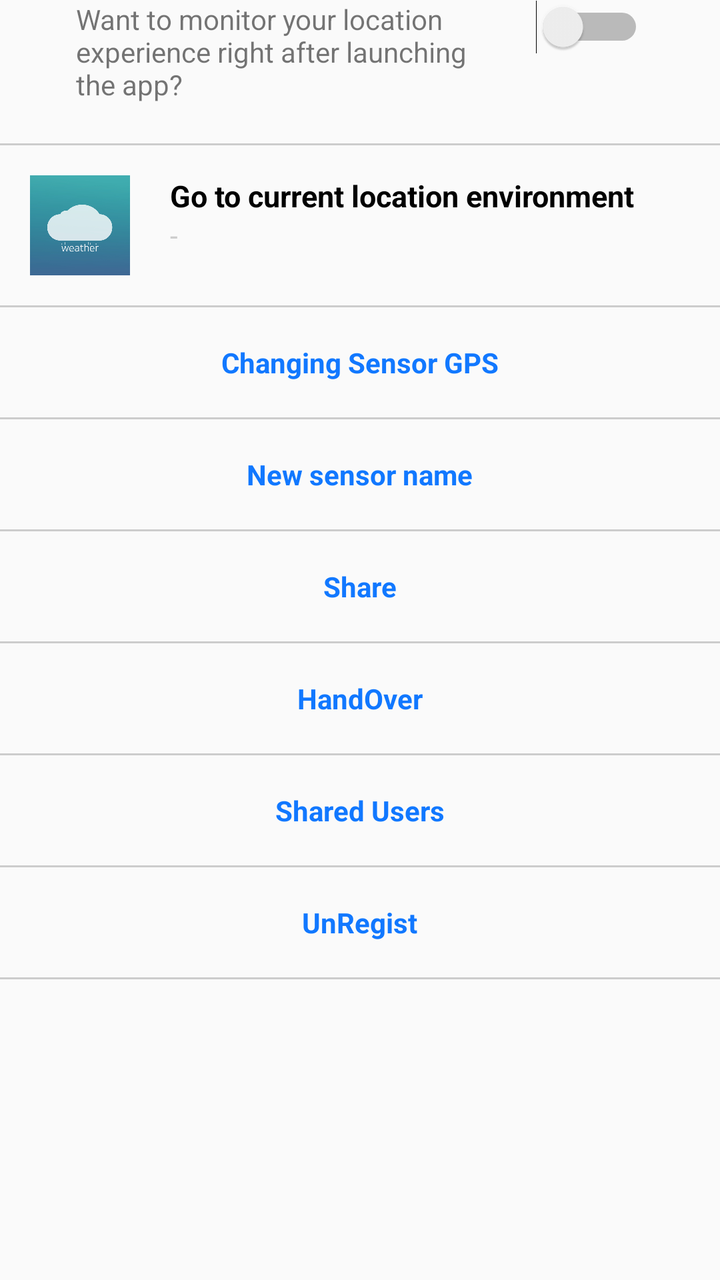
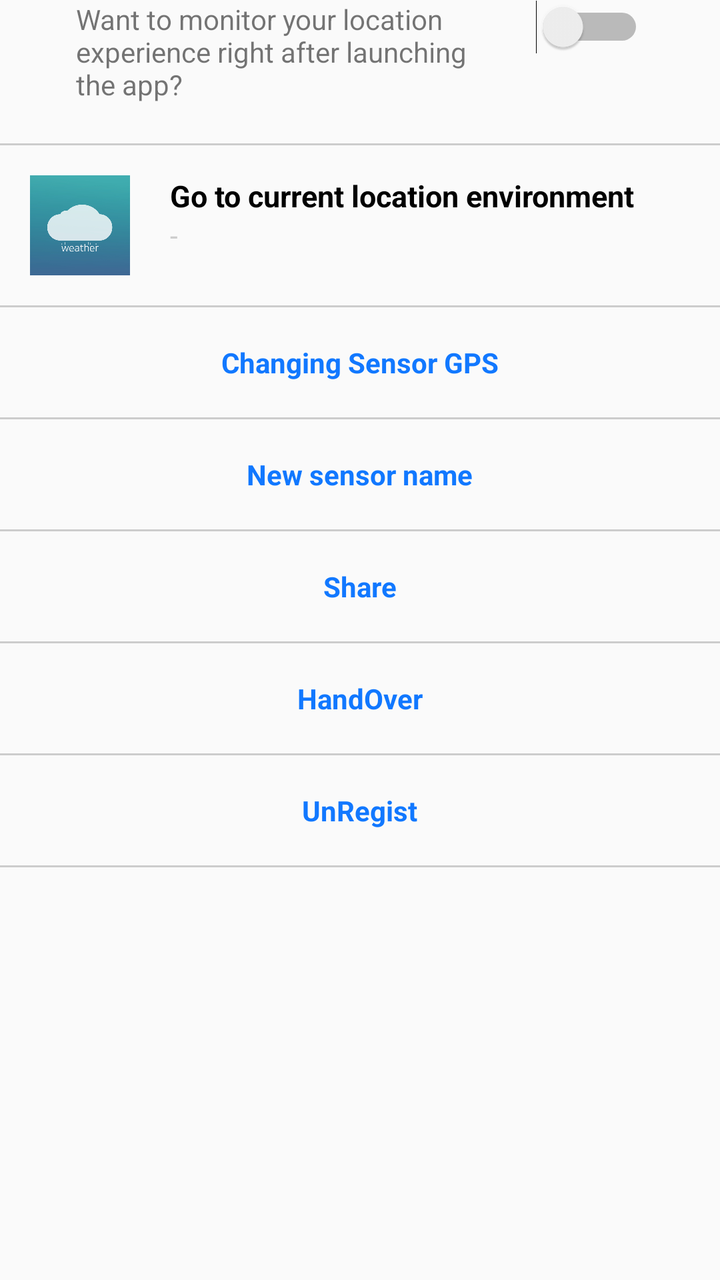

The first picture is an Android layout as it rendered before a commit; the second is the same layout after the commit. The layout source and the unified diff follow.
<!-- AndroidManifest.xml: application theme AppTheme -->
<!-- res/layout/layout_custom_view.xml -->
<?xml version="1.0" encoding="utf-8"?>
<RelativeLayout xmlns:android="http://schemas.android.com/apk/res/android"
    android:layout_width="match_parent"
    android:layout_height="wrap_content"
    android:orientation="vertical">

    <RelativeLayout
        android:layout_width="wrap_content"
        android:layout_height="wrap_content"
        android:layout_centerHorizontal="true"
        android:id="@+id/rlMid">

        <TextView
            android:id="@+id/tvSwitch"
            android:layout_width="200dp"
            android:layout_height="wrap_content"
            android:layout_marginBottom="20dp"
            android:text="@string/text_after_launching_the_app" />

        <Switch
            android:id="@+id/checkBox"
            android:layout_width="wrap_content"
            android:layout_height="wrap_content"
            android:layout_toRightOf="@+id/tvSwitch"
            android:layout_marginLeft="30dp"/>
    </RelativeLayout>


    <TextView
        android:layout_width="match_parent"
        android:layout_height="1dp"
        android:background="#cccccc"
        android:id="@+id/tvLine2"
        android:layout_below="@+id/rlMid"/>
<RelativeLayout
    android:layout_width="match_parent"
    android:layout_height="wrap_content"
    android:id="@+id/rlBottom"
    android:layout_below="@+id/tvLine2">
    <RelativeLayout
        android:layout_width="wrap_content"
        android:layout_height="wrap_content"
        android:layout_margin="15dp"
        android:layout_centerInParent="true">

        <ImageView
            android:layout_width="50dp"
            android:layout_height="50dp"
            android:id="@+id/iv"
            android:src="@drawable/logo_weather" />

        <TextView
            android:layout_width="wrap_content"
            android:layout_height="wrap_content"
            android:id="@+id/tvBottomTitle"
            android:text="@string/text_go_to_current_location"
            android:textStyle="bold"
            android:textSize="15dp"
            android:layout_marginLeft="20dp"
            android:textColor="#000000"
            android:layout_toRightOf="@+id/iv"/>
        <TextView
            android:layout_width="wrap_content"
            android:layout_height="wrap_content"
            android:text="-"
            android:textColor="#cccccc"
            android:layout_below="@+id/tvBottomTitle"
            android:layout_toRightOf="@+id/iv"
            android:id="@+id/tvName"
            android:layout_marginLeft="20dp" />

        <ImageView
            android:layout_width="30dp"
            android:layout_height="30dp"
            android:layout_centerVertical="true"
            android:src="@drawable/play_btn"
            android:layout_toRightOf="@+id/tvBottomTitle"
            android:layout_marginLeft="30dp"/>

    </RelativeLayout>


</RelativeLayout>
    <TextView
        android:layout_width="match_parent"
        android:layout_height="1dp"
        android:background="#cccccc"
        android:id="@+id/tvLine3"
        android:layout_below="@+id/rlBottom"/>

    <RelativeLayout
        android:layout_width="match_parent"
        android:layout_height="wrap_content"
        android:layout_below="@+id/tvLine3"
        android:id="@+id/rlGPSSetting">

        <TextView
            android:layout_width="wrap_content"
            android:layout_height="wrap_content"
            android:text="@string/text_changing_sensor_gps"
            android:layout_centerInParent="true"
            android:layout_marginTop="18dp"
            android:layout_marginBottom="18dp"
            android:textStyle="bold"
            android:textColor="#1178ff"/>

    </RelativeLayout>
    <TextView
        android:layout_width="match_parent"
        android:layout_height="1dp"
        android:background="#cccccc"
        android:id="@+id/tvLine4"
        android:layout_below="@+id/rlGPSSetting"/>

    <RelativeLayout
        android:layout_width="match_parent"
        android:layout_height="wrap_content"
        android:layout_below="@+id/tvLine4"
        android:id="@+id/rlSetName">

        <TextView
            android:layout_width="wrap_content"
            android:layout_height="wrap_content"
            android:text="@string/text_set_sensor_name"
            android:layout_centerInParent="true"
            android:layout_marginTop="18dp"
            android:layout_marginBottom="18dp"
            android:textStyle="bold"
            android:textColor="#1178ff"/>

    </RelativeLayout>
    <TextView
        android:layout_width="match_parent"
        android:layout_height="1dp"
        android:background="#cccccc"
        android:id="@+id/tvLine5"
        android:layout_below="@+id/rlSetName"/>

    <RelativeLayout
        android:layout_width="match_parent"
        android:layout_height="wrap_content"
        android:layout_below="@+id/tvLine5"
        android:id="@+id/rlShare">

        <TextView
            android:layout_width="wrap_content"
            android:layout_height="wrap_content"
            android:text="@string/textShare"
            android:layout_centerInParent="true"
            android:layout_marginTop="18dp"
            android:layout_marginBottom="18dp"
            android:textStyle="bold"
            android:textColor="#1178ff"/>

    </RelativeLayout>
    <TextView
        android:layout_width="match_parent"
        android:layout_height="1dp"
        android:background="#cccccc"
        android:id="@+id/tvLine6"
        android:layout_below="@+id/rlShare"/>

    <RelativeLayout
        android:layout_width="match_parent"
        android:layout_height="wrap_content"
        android:layout_below="@+id/tvLine6"
        android:id="@+id/rlHandOver">

        <TextView
            android:layout_width="wrap_content"
            android:layout_height="wrap_content"
            android:text="@string/textHandOver"
            android:layout_centerInParent="true"
            android:layout_marginTop="18dp"
            android:layout_marginBottom="18dp"
            android:textStyle="bold"
            android:textColor="#1178ff"/>

    </RelativeLayout>
    <TextView
        android:layout_width="match_parent"
        android:layout_height="1dp"
        android:background="#cccccc"
        android:id="@+id/tvLine7"
        android:layout_below="@+id/rlHandOver"/>



    <RelativeLayout
        android:layout_width="match_parent"
        android:layout_height="wrap_content"
        android:layout_below="@+id/tvLine7"
        android:id="@+id/rlSharedUsers">

        <TextView
            android:layout_width="wrap_content"
            android:layout_height="wrap_content"
            android:text="@string/textSharedUsers"
            android:layout_centerInParent="true"
            android:layout_marginTop="18dp"
            android:layout_marginBottom="18dp"
            android:textStyle="bold"
            android:textColor="#1178ff"/>

    </RelativeLayout>
    <TextView
        android:layout_width="match_parent"
        android:layout_height="1dp"
        android:background="#cccccc"
        android:id="@+id/tvLine8"
        android:layout_below="@+id/rlSharedUsers"/>

    <RelativeLayout
        android:layout_width="match_parent"
        android:layout_height="wrap_content"
        android:layout_below="@+id/tvLine8"
        android:id="@+id/rlUnRegist">

        <TextView
            android:layout_width="wrap_content"
            android:layout_height="wrap_content"
            android:text="@string/textUnRegist"
            android:layout_centerInParent="true"
            android:layout_marginTop="18dp"
            android:layout_marginBottom="18dp"
            android:textStyle="bold"
            android:textColor="#1178ff"/>

    </RelativeLayout>
    <TextView
        android:layout_width="match_parent"
        android:layout_height="1dp"
        android:background="#cccccc"
        android:id="@+id/tvLine9"
        android:layout_below="@+id/rlUnRegist"/>

</RelativeLayout>
<!-- resources referenced by this layout -->
<resources>
  <!-- drawable logo_weather: jpg bitmap (drawable, 61092 bytes) -->
  <!-- drawable play_btn: png bitmap (drawable, 3160 bytes) -->
  <string name="textHandOver">HandOver</string>
  <string name="textShare">Share</string>
  <string name="textSharedUsers">Shared Users</string>
  <string name="textUnRegist">UnRegist</string>
  <string name="text_after_launching_the_app">Want to monitor your location experience right after launching the app?</string>
  <string name="text_changing_sensor_gps">Changing Sensor GPS</string>
  <string name="text_go_to_current_location">Go to current location environment</string>
  <string name="text_set_sensor_name">New sensor name</string>
  <style name="AppTheme" parent="Theme.AppCompat.Light.DarkActionBar">
          
          <item name="colorPrimary">@color/blueSkiestop</item>
          <item name="colorPrimaryDark">@color/blueSkiestop</item>
          <item name="colorAccent">@color/black</item>
      </style>
  <color name="blueSkiestop">#56CBF2</color>
  <color name="black">#000</color>
</resources>

<!-- the commit's change to res/layout/layout_custom_view.xml (unified diff, before → after) -->
@@ -184,36 +184,10 @@
         android:id="@+id/tvLine7"
         android:layout_below="@+id/rlHandOver"/>
 
-
-
     <RelativeLayout
         android:layout_width="match_parent"
         android:layout_height="wrap_content"
         android:layout_below="@+id/tvLine7"
-        android:id="@+id/rlSharedUsers">
-
-        <TextView
-            android:layout_width="wrap_content"
-            android:layout_height="wrap_content"
-            android:text="@string/textSharedUsers"
-            android:layout_centerInParent="true"
-            android:layout_marginTop="18dp"
-            android:layout_marginBottom="18dp"
-            android:textStyle="bold"
-            android:textColor="#1178ff"/>
-
-    </RelativeLayout>
-    <TextView
-        android:layout_width="match_parent"
-        android:layout_height="1dp"
-        android:background="#cccccc"
-        android:id="@+id/tvLine8"
-        android:layout_below="@+id/rlSharedUsers"/>
-
-    <RelativeLayout
-        android:layout_width="match_parent"
-        android:layout_height="wrap_content"
-        android:layout_below="@+id/tvLine8"
         android:id="@+id/rlUnRegist">
 
         <TextView
<!-- resource entries referenced after the edit -->
@@ -4,7 +4,6 @@
   <!-- drawable play_btn: png bitmap (drawable, 3160 bytes) -->
   <string name="textHandOver">HandOver</string>
   <string name="textShare">Share</string>
-  <string name="textSharedUsers">Shared Users</string>
   <string name="textUnRegist">UnRegist</string>
   <string name="text_after_launching_the_app">Want to monitor your location experience right after launching the app?</string>
   <string name="text_changing_sensor_gps">Changing Sensor GPS</string>
